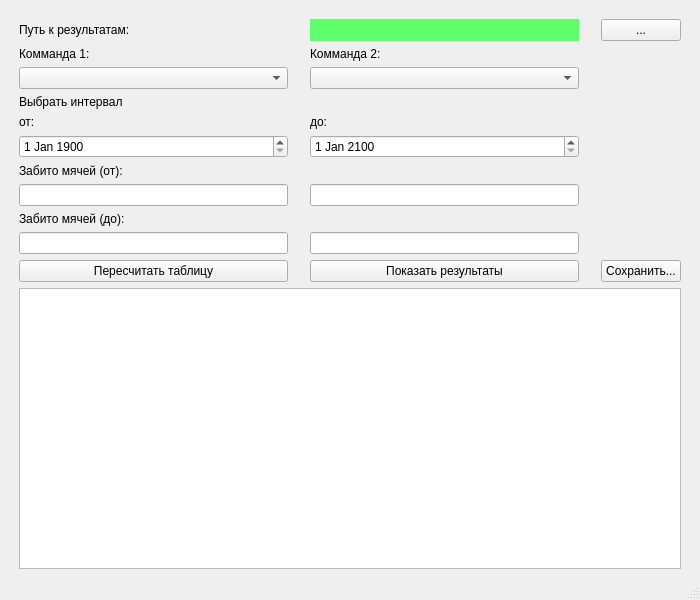
Sova777/analyzeresults, file QAnalyzeFootballResults/mainform.ui: the form before one commit.
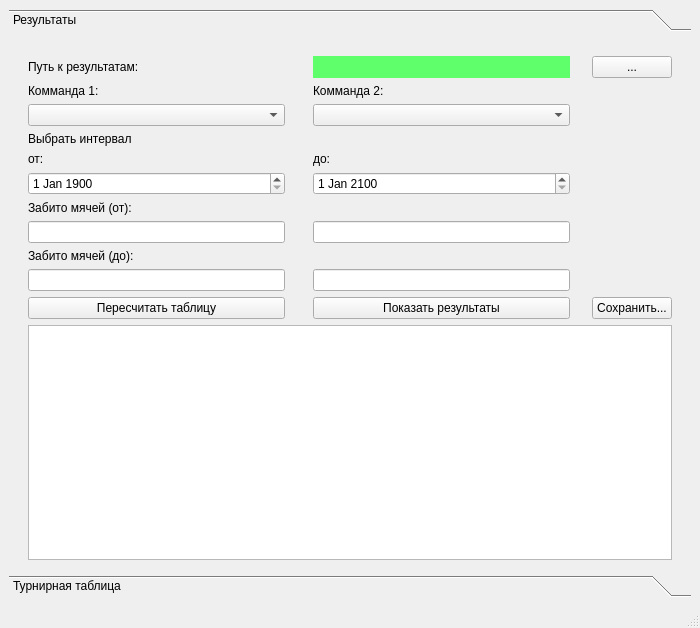
The form after the commit.

```diff
--- a/QAnalyzeFootballResults/mainform.ui
+++ b/QAnalyzeFootballResults/mainform.ui
@@ -7,7 +7,7 @@
     <x>0</x>
     <y>0</y>
     <width>700</width>
-    <height>600</height>
+    <height>628</height>
    </rect>
   </property>
   <property name="windowTitle">
@@ -17,6 +17,58 @@
    <layout class="QHBoxLayout" name="horizontalLayout">
     <item>
      <layout class="QGridLayout" name="gridLayout">
+      <item row="1" column="1" rowspan="5" colspan="5">
+       <widget class="QToolBox" name="toolBox">
+        <property name="currentIndex">
+         <number>0</number>
+        </property>
+        <widget class="QWidget" name="page">
+         <property name="geometry">
+          <rect>
+           <x>0</x>
+           <y>0</y>
+           <width>680</width>
+           <height>516</height>
+          </rect>
+         </property>
+         <attribute name="label">
+          <string>Результаты</string>
+         </attribute>
+         <layout class="QHBoxLayout" name="horizontalLayout_2">
+          <item>
+           <layout class="QGridLayout" name="gridLayout_2">
+            <item row="0" column="4">
+             <spacer name="verticalSpacer">
+              <property name="orientation">
+               <enum>Qt::Vertical</enum>
+              </property>
+              <property name="sizeType">
+               <enum>QSizePolicy::Fixed</enum>
+              </property>
+              <property name="sizeHint" stdset="0">
+               <size>
+                <width>20</width>
+                <height>10</height>
+               </size>
+              </property>
+             </spacer>
+            </item>
+            <item row="1" column="0">
+             <spacer name="horizontalSpacer_2">
+              <property name="orientation">
+               <enum>Qt::Horizontal</enum>
+              </property>
+              <property name="sizeType">
+               <enum>QSizePolicy::Fixed</enum>
+              </property>
+              <property name="sizeHint" stdset="0">
+               <size>
+                <width>10</width>
+                <height>20</height>
+               </size>
+              </property>
+             </spacer>
+            </item>
       <item row="1" column="1">
        <widget class="QLabel" name="label">
         <property name="text">
@@ -25,6 +77,22 @@
        </widget>
       </item>
       <item row="1" column="3">
+             <spacer name="horizontalSpacer_3">
+              <property name="orientation">
+               <enum>Qt::Horizontal</enum>
+              </property>
+              <property name="sizeType">
+               <enum>QSizePolicy::Fixed</enum>
+              </property>
+              <property name="sizeHint" stdset="0">
+               <size>
+                <width>10</width>
+                <height>20</height>
+               </size>
+              </property>
+             </spacer>
+            </item>
+            <item row="1" column="4">
        <widget class="QLabel" name="pathLabel">
         <property name="styleSheet">
          <string notr="true">background-color: rgb(94, 255, 107);</string>
@@ -35,6 +103,22 @@
        </widget>
       </item>
       <item row="1" column="5">
+             <spacer name="horizontalSpacer_4">
+              <property name="orientation">
+               <enum>Qt::Horizontal</enum>
+              </property>
+              <property name="sizeType">
+               <enum>QSizePolicy::Fixed</enum>
+              </property>
+              <property name="sizeHint" stdset="0">
+               <size>
+                <width>10</width>
+                <height>20</height>
+               </size>
+              </property>
+             </spacer>
+            </item>
+            <item row="1" column="6">
        <widget class="QPushButton" name="selectPathButton">
         <property name="sizePolicy">
          <sizepolicy hsizetype="Fixed" vsizetype="Fixed">
@@ -59,7 +143,7 @@
         </property>
        </widget>
       </item>
-      <item row="1" column="6">
+            <item row="1" column="7">
        <spacer name="horizontalSpacer">
         <property name="orientation">
          <enum>Qt::Horizontal</enum>
@@ -75,116 +159,6 @@
         </property>
        </spacer>
       </item>
-      <item row="3" column="1">
-       <widget class="QComboBox" name="comboTeam1"/>
-      </item>
-      <item row="3" column="3">
-       <widget class="QComboBox" name="comboTeam2"/>
-      </item>
-      <item row="11" column="1">
-       <widget class="QPushButton" name="button">
-        <property name="text">
-         <string>Пересчитать таблицу</string>
-        </property>
-       </widget>
-      </item>
-      <item row="11" column="3">
-       <widget class="QPushButton" name="button2">
-        <property name="text">
-         <string>Показать результаты</string>
-        </property>
-       </widget>
-      </item>
-      <item row="1" column="0">
-       <spacer name="horizontalSpacer_2">
-        <property name="orientation">
-         <enum>Qt::Horizontal</enum>
-        </property>
-        <property name="sizeType">
-         <enum>QSizePolicy::Fixed</enum>
-        </property>
-        <property name="sizeHint" stdset="0">
-         <size>
-          <width>10</width>
-          <height>20</height>
-         </size>
-        </property>
-       </spacer>
-      </item>
-      <item row="1" column="2">
-       <spacer name="horizontalSpacer_3">
-        <property name="orientation">
-         <enum>Qt::Horizontal</enum>
-        </property>
-        <property name="sizeType">
-         <enum>QSizePolicy::Fixed</enum>
-        </property>
-        <property name="sizeHint" stdset="0">
-         <size>
-          <width>10</width>
-          <height>20</height>
-         </size>
-        </property>
-       </spacer>
-      </item>
-      <item row="1" column="4">
-       <spacer name="horizontalSpacer_4">
-        <property name="orientation">
-         <enum>Qt::Horizontal</enum>
-        </property>
-        <property name="sizeType">
-         <enum>QSizePolicy::Fixed</enum>
-        </property>
-        <property name="sizeHint" stdset="0">
-         <size>
-          <width>10</width>
-          <height>20</height>
-         </size>
-        </property>
-       </spacer>
-      </item>
-      <item row="0" column="1">
-       <spacer name="verticalSpacer">
-        <property name="orientation">
-         <enum>Qt::Vertical</enum>
-        </property>
-        <property name="sizeType">
-         <enum>QSizePolicy::Fixed</enum>
-        </property>
-        <property name="sizeHint" stdset="0">
-         <size>
-          <width>20</width>
-          <height>10</height>
-         </size>
-        </property>
-       </spacer>
-      </item>
-      <item row="8" column="1">
-       <widget class="QLineEdit" name="fromGoals1"/>
-      </item>
-      <item row="8" column="3">
-       <widget class="QLineEdit" name="fromGoals2"/>
-      </item>
-      <item row="10" column="3">
-       <widget class="QLineEdit" name="tillGoals2"/>
-      </item>
-      <item row="10" column="1">
-       <widget class="QLineEdit" name="tillGoals1"/>
-      </item>
-      <item row="7" column="1" colspan="3">
-       <widget class="QLabel" name="label_3">
-        <property name="text">
-         <string>Забито мячей (от):</string>
-        </property>
-       </widget>
-      </item>
-      <item row="9" column="1" colspan="3">
-       <widget class="QLabel" name="label_4">
-        <property name="text">
-         <string>Забито мячей (до):</string>
-        </property>
-       </widget>
-      </item>
       <item row="2" column="1">
        <widget class="QLabel" name="label_5">
         <property name="text">
@@ -192,48 +166,26 @@
         </property>
        </widget>
       </item>
-      <item row="2" column="3">
+            <item row="2" column="4">
        <widget class="QLabel" name="label_6">
         <property name="text">
          <string>Комманда 2:</string>
         </property>
        </widget>
       </item>
-      <item row="4" column="1" colspan="3">
+            <item row="3" column="1">
+             <widget class="QComboBox" name="comboTeam1"/>
+            </item>
+            <item row="3" column="4">
+             <widget class="QComboBox" name="comboTeam2"/>
+            </item>
+            <item row="4" column="1">
        <widget class="QLabel" name="label_7">
         <property name="text">
          <string>Выбрать интервал</string>
         </property>
        </widget>
       </item>
-      <item row="6" column="1">
-       <widget class="QDateEdit" name="dateFrom">
-        <property name="dateTime">
-         <datetime>
-          <hour>0</hour>
-          <minute>0</minute>
-          <second>0</second>
-          <year>1900</year>
-          <month>1</month>
-          <day>1</day>
-         </datetime>
-        </property>
-       </widget>
-      </item>
-      <item row="6" column="3">
-       <widget class="QDateEdit" name="dateTill">
-        <property name="dateTime">
-         <datetime>
-          <hour>0</hour>
-          <minute>0</minute>
-          <second>0</second>
-          <year>2100</year>
-          <month>1</month>
-          <day>1</day>
-         </datetime>
-        </property>
-       </widget>
-      </item>
       <item row="5" column="1">
        <widget class="QLabel" name="label_8">
         <property name="text">
@@ -241,14 +193,82 @@
         </property>
        </widget>
       </item>
-      <item row="5" column="3">
+            <item row="5" column="4">
        <widget class="QLabel" name="label_9">
         <property name="text">
          <string>до:</string>
         </property>
        </widget>
       </item>
-      <item row="11" column="5">
+            <item row="6" column="1">
+             <widget class="QDateEdit" name="dateFrom">
+              <property name="dateTime">
+               <datetime>
+                <hour>0</hour>
+                <minute>0</minute>
+                <second>0</second>
+                <year>1900</year>
+                <month>1</month>
+                <day>1</day>
+               </datetime>
+              </property>
+             </widget>
+            </item>
+            <item row="6" column="4">
+             <widget class="QDateEdit" name="dateTill">
+              <property name="dateTime">
+               <datetime>
+                <hour>0</hour>
+                <minute>0</minute>
+                <second>0</second>
+                <year>2100</year>
+                <month>1</month>
+                <day>1</day>
+               </datetime>
+              </property>
+             </widget>
+            </item>
+            <item row="7" column="1">
+             <widget class="QLabel" name="label_3">
+              <property name="text">
+               <string>Забито мячей (от):</string>
+              </property>
+             </widget>
+            </item>
+            <item row="8" column="1">
+             <widget class="QLineEdit" name="fromGoals1"/>
+            </item>
+            <item row="8" column="4">
+             <widget class="QLineEdit" name="fromGoals2"/>
+            </item>
+            <item row="9" column="1">
+             <widget class="QLabel" name="label_4">
+              <property name="text">
+               <string>Забито мячей (до):</string>
+              </property>
+             </widget>
+            </item>
+            <item row="10" column="1">
+             <widget class="QLineEdit" name="tillGoals1"/>
+            </item>
+            <item row="10" column="4">
+             <widget class="QLineEdit" name="tillGoals2"/>
+            </item>
+            <item row="11" column="1">
+             <widget class="QPushButton" name="button">
+              <property name="text">
+               <string>Пересчитать таблицу</string>
+              </property>
+             </widget>
+            </item>
+            <item row="11" column="4">
+             <widget class="QPushButton" name="button2">
+              <property name="text">
+               <string>Показать результаты</string>
+              </property>
+             </widget>
+            </item>
+            <item row="11" column="6">
        <widget class="QPushButton" name="button3">
         <property name="minimumSize">
          <size>
@@ -261,8 +281,27 @@
         </property>
        </widget>
       </item>
-      <item row="12" column="1" colspan="5">
+            <item row="12" column="1" colspan="6">
        <widget class="QTableWidget" name="table"/>
+            </item>
+           </layout>
+          </item>
+         </layout>
+        </widget>
+        <widget class="QWidget" name="page_2">
+         <property name="geometry">
+          <rect>
+           <x>0</x>
+           <y>0</y>
+           <width>680</width>
+           <height>516</height>
+          </rect>
+         </property>
+         <attribute name="label">
+          <string>Турнирная таблица</string>
+         </attribute>
+        </widget>
+       </widget>
       </item>
      </layout>
     </item>
```
Lines whose indentation alone changed are shown as unchanged.
